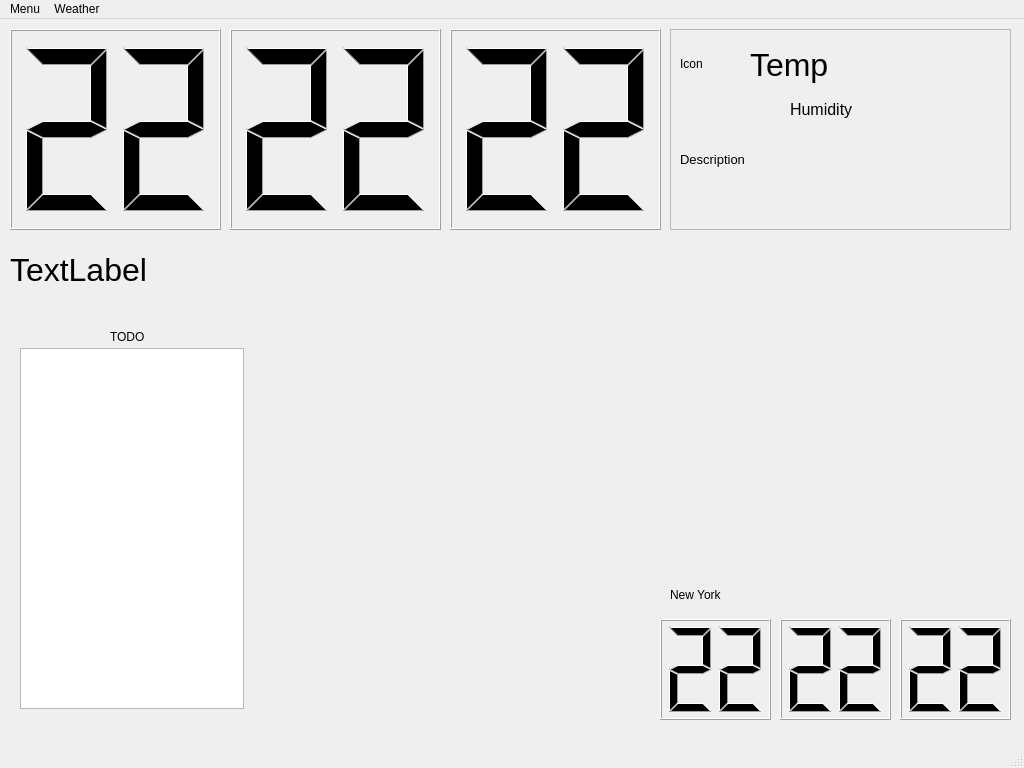
Before: the Qt Designer form mainwindow.ui in thespriteowl/Lab04, drawn with Qt 5.
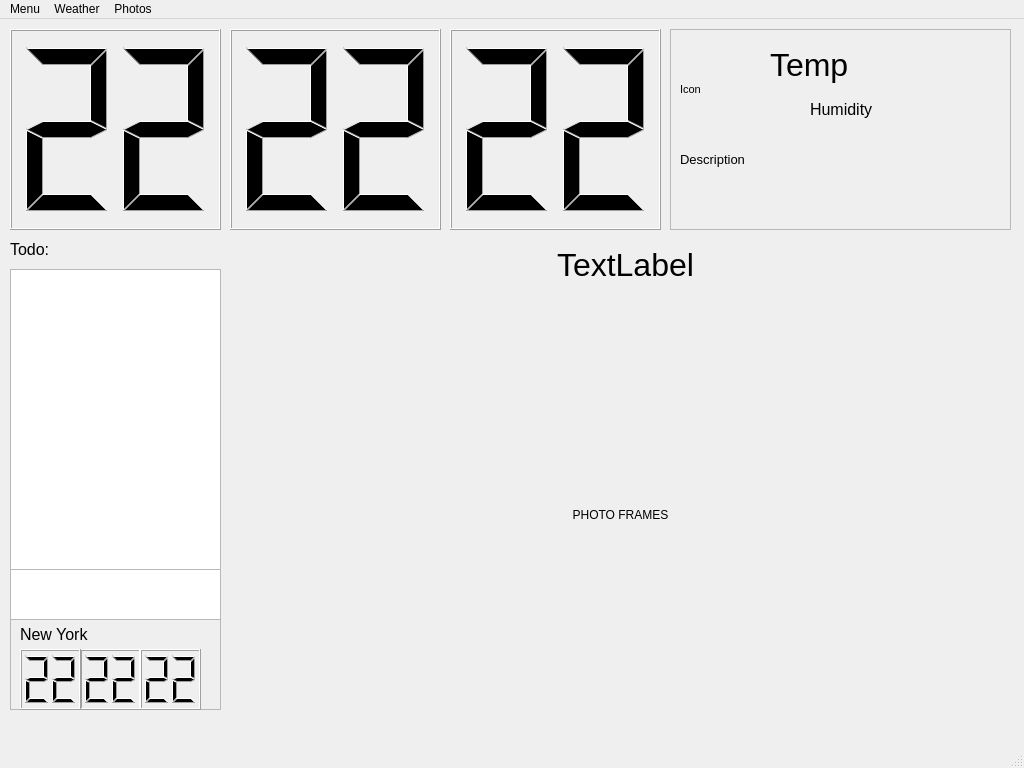
After: the same form once the commit is applied.

Commit message:
Photo Loading
- Can add photos from files on the computer.
- Will cycle automatically between photos.
- Arranged components. All that is left is adding custom colors etcetera.

What changed in the file:
```diff
--- a/mainwindow.ui
+++ b/mainwindow.ui
@@ -62,74 +62,13 @@
      <double>22.000000000000000</double>
     </property>
    </widget>
-   <widget class="QLCDNumber" name="worldSecondLCD">
-    <property name="geometry">
-     <rect>
-      <x>900</x>
-      <y>600</y>
-      <width>111</width>
-      <height>101</height>
-     </rect>
-    </property>
-    <property name="digitCount">
-     <number>2</number>
-    </property>
-    <property name="value" stdset="0">
-     <double>22.000000000000000</double>
-    </property>
-   </widget>
-   <widget class="QLCDNumber" name="worldHourLCD">
-    <property name="geometry">
-     <rect>
-      <x>660</x>
-      <y>600</y>
-      <width>111</width>
-      <height>101</height>
-     </rect>
-    </property>
-    <property name="digitCount">
-     <number>2</number>
-    </property>
-    <property name="value" stdset="0">
-     <double>22.000000000000000</double>
-    </property>
-   </widget>
-   <widget class="QLCDNumber" name="worldMinuteLCD">
-    <property name="geometry">
-     <rect>
-      <x>780</x>
-      <y>600</y>
-      <width>111</width>
-      <height>101</height>
-     </rect>
-    </property>
-    <property name="digitCount">
-     <number>2</number>
-    </property>
-    <property name="value" stdset="0">
-     <double>22.000000000000000</double>
-    </property>
-   </widget>
-   <widget class="QLabel" name="label">
-    <property name="geometry">
-     <rect>
-      <x>670</x>
-      <y>560</y>
-      <width>141</width>
-      <height>31</height>
-     </rect>
-    </property>
-    <property name="text">
-     <string>New York</string>
-    </property>
-   </widget>
    <widget class="QLabel" name="greetingLabel">
     <property name="geometry">
      <rect>
-      <x>10</x>
+      <x>330</x>
       <y>220</y>
-      <width>511</width>
-      <height>61</height>
+      <width>591</width>
+      <height>51</height>
      </rect>
     </property>
     <property name="font">
@@ -137,17 +76,23 @@
       <pointsize>24</pointsize>
      </font>
     </property>
+    <property name="autoFillBackground">
+     <bool>true</bool>
+    </property>
     <property name="text">
      <string>TextLabel</string>
     </property>
+    <property name="alignment">
+     <set>Qt::AlignCenter</set>
+    </property>
    </widget>
    <widget class="QTableView" name="todoTable">
     <property name="geometry">
      <rect>
-      <x>20</x>
-      <y>329</y>
-      <width>224</width>
-      <height>361</height>
+      <x>10</x>
+      <y>250</y>
+      <width>211</width>
+      <height>351</height>
      </rect>
     </property>
     <attribute name="horizontalHeaderVisible">
@@ -157,19 +102,6 @@
      <bool>false</bool>
     </attribute>
    </widget>
-   <widget class="QLabel" name="label_2">
-    <property name="geometry">
-     <rect>
-      <x>110</x>
-      <y>310</y>
-      <width>56</width>
-      <height>16</height>
-     </rect>
-    </property>
-    <property name="text">
-     <string>TODO</string>
-    </property>
-   </widget>
    <widget class="QFrame" name="weatherFrame">
     <property name="geometry">
      <rect>
@@ -189,9 +121,9 @@
      <property name="geometry">
       <rect>
        <x>10</x>
-       <y>10</y>
-       <width>50</width>
-       <height>50</height>
+       <y>20</y>
+       <width>81</width>
+       <height>81</height>
       </rect>
      </property>
      <property name="minimumSize">
@@ -200,6 +132,11 @@
        <height>50</height>
       </size>
      </property>
+     <property name="font">
+      <font>
+       <pointsize>8</pointsize>
+      </font>
+     </property>
      <property name="text">
       <string>Icon</string>
      </property>
@@ -210,7 +147,7 @@
     <widget class="QLabel" name="weatherTempLabel">
      <property name="geometry">
       <rect>
-       <x>80</x>
+       <x>100</x>
        <y>15</y>
        <width>241</width>
        <height>41</height>
@@ -246,7 +183,7 @@
     <widget class="QLabel" name="weatherHumidLabel">
      <property name="geometry">
       <rect>
-       <x>120</x>
+       <x>140</x>
        <y>65</y>
        <width>201</width>
        <height>31</height>
@@ -262,6 +199,128 @@
      </property>
     </widget>
    </widget>
+   <widget class="QFrame" name="frame">
+    <property name="geometry">
+     <rect>
+      <x>10</x>
+      <y>550</y>
+      <width>211</width>
+      <height>141</height>
+     </rect>
+    </property>
+    <property name="frameShape">
+     <enum>QFrame::StyledPanel</enum>
+    </property>
+    <property name="frameShadow">
+     <enum>QFrame::Raised</enum>
+    </property>
+    <widget class="QLCDNumber" name="worldMinuteLCD">
+     <property name="geometry">
+      <rect>
+       <x>70</x>
+       <y>80</y>
+       <width>61</width>
+       <height>61</height>
+      </rect>
+     </property>
+     <property name="digitCount">
+      <number>2</number>
+     </property>
+     <property name="value" stdset="0">
+      <double>22.000000000000000</double>
+     </property>
+    </widget>
+    <widget class="QLCDNumber" name="worldSecondLCD">
+     <property name="geometry">
+      <rect>
+       <x>130</x>
+       <y>80</y>
+       <width>61</width>
+       <height>61</height>
+      </rect>
+     </property>
+     <property name="digitCount">
+      <number>2</number>
+     </property>
+     <property name="value" stdset="0">
+      <double>22.000000000000000</double>
+     </property>
+    </widget>
+    <widget class="QLCDNumber" name="worldHourLCD">
+     <property name="geometry">
+      <rect>
+       <x>10</x>
+       <y>80</y>
+       <width>61</width>
+       <height>61</height>
+      </rect>
+     </property>
+     <property name="digitCount">
+      <number>2</number>
+     </property>
+     <property name="value" stdset="0">
+      <double>22.000000000000000</double>
+     </property>
+    </widget>
+    <widget class="QLabel" name="label">
+     <property name="geometry">
+      <rect>
+       <x>10</x>
+       <y>50</y>
+       <width>141</width>
+       <height>31</height>
+      </rect>
+     </property>
+     <property name="font">
+      <font>
+       <pointsize>12</pointsize>
+      </font>
+     </property>
+     <property name="text">
+      <string>New York</string>
+     </property>
+    </widget>
+   </widget>
+   <widget class="QLabel" name="imageLabel">
+    <property name="geometry">
+     <rect>
+      <x>230</x>
+      <y>290</y>
+      <width>781</width>
+      <height>411</height>
+     </rect>
+    </property>
+    <property name="autoFillBackground">
+     <bool>true</bool>
+    </property>
+    <property name="text">
+     <string>PHOTO FRAMES</string>
+    </property>
+    <property name="scaledContents">
+     <bool>false</bool>
+    </property>
+    <property name="alignment">
+     <set>Qt::AlignCenter</set>
+    </property>
+   </widget>
+   <widget class="QLabel" name="label_2">
+    <property name="geometry">
+     <rect>
+      <x>10</x>
+      <y>220</y>
+      <width>201</width>
+      <height>21</height>
+     </rect>
+    </property>
+    <property name="font">
+     <font>
+      <pointsize>12</pointsize>
+     </font>
+    </property>
+    <property name="text">
+     <string>Todo:</string>
+    </property>
+   </widget>
   </widget>
   <widget class="QMenuBar" name="menubar">
    <property name="geometry">
@@ -286,8 +345,15 @@
     <addaction name="actionSelect_Zip_Code"/>
     <addaction name="actionUpdate_Weather"/>
    </widget>
+   <widget class="QMenu" name="menuPhotos">
+    <property name="title">
+     <string>Photos</string>
+    </property>
+    <addaction name="actionAdd_From_Computer"/>
+   </widget>
    <addaction name="menuMenu"/>
    <addaction name="menuWeater"/>
+   <addaction name="menuPhotos"/>
   </widget>
   <widget class="QStatusBar" name="statusbar"/>
   <action name="actionImport_To_Do_List">
```
Left out of the diff: 7 changed lines with no effect on the pictures. The commit also changes 2 other files.
